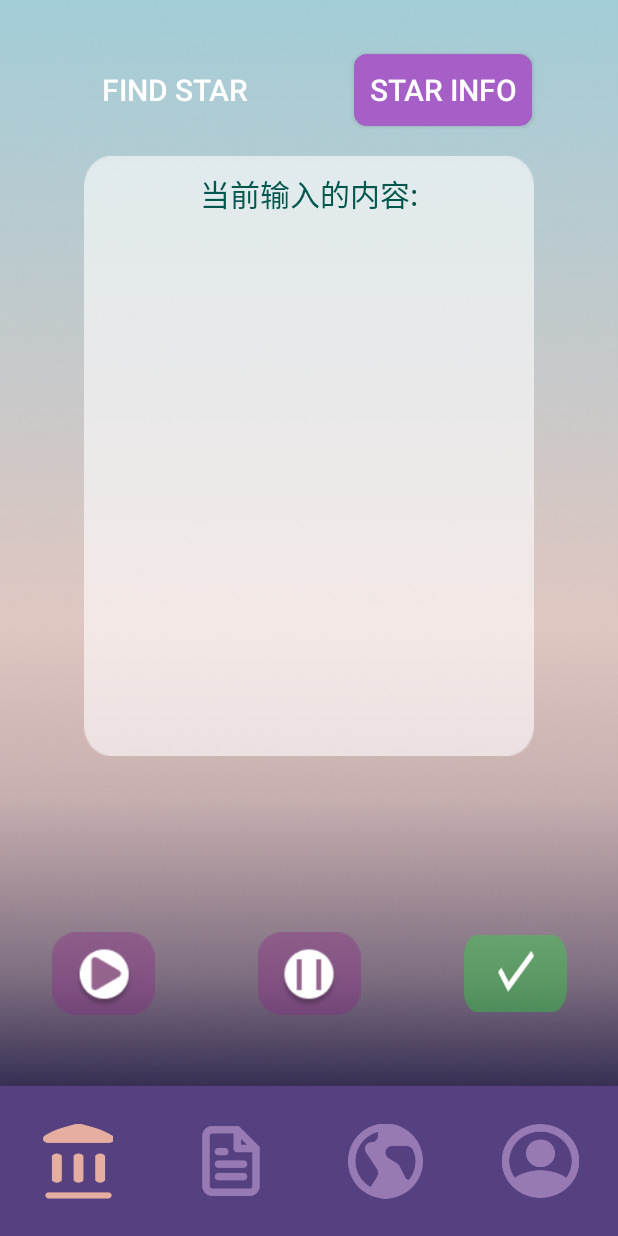
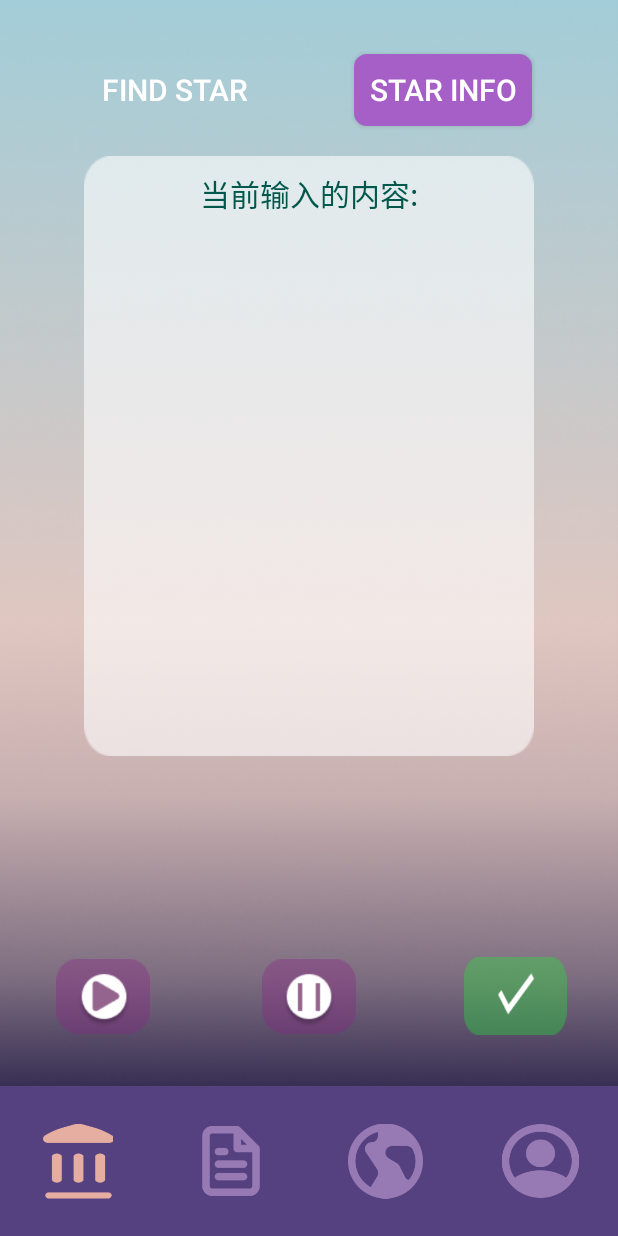
Before and after one commit to CSWellesSun/StarSeeker, an Android app: the VoiceRecognition screen opened directly, with no data from a screen before it, on a phone screen of 412 x 824 dp. Run offline under Robolectric (Android 15) with nearby library versions, the phone set to English and light mode, and no system bars.

Commit message:
voice调整

```diff
--- a/app/src/main/res/layout/activity_voicerecognition.xml
+++ b/app/src/main/res/layout/activity_voicerecognition.xml
@@ -101,8 +101,9 @@
     <LinearLayout
         android:id="@+id/tabbar0"
         android:layout_width="0dp"
-        android:layout_height="350dp"
-        app:layout_constraintBottom_toBottomOf="parent"
+        android:layout_height="100dp"
+        android:layout_marginBottom="10dp"
+        app:layout_constraintBottom_toTopOf="@+id/tabbar"
         app:layout_constraintEnd_toEndOf="parent"
         app:layout_constraintStart_toStartOf="parent">
 
```
Also changed, not shown: app/src/main/java/com/huawei/audiodevicekit/starseeker/view/Broadcast.java (+11 -81 lines).
